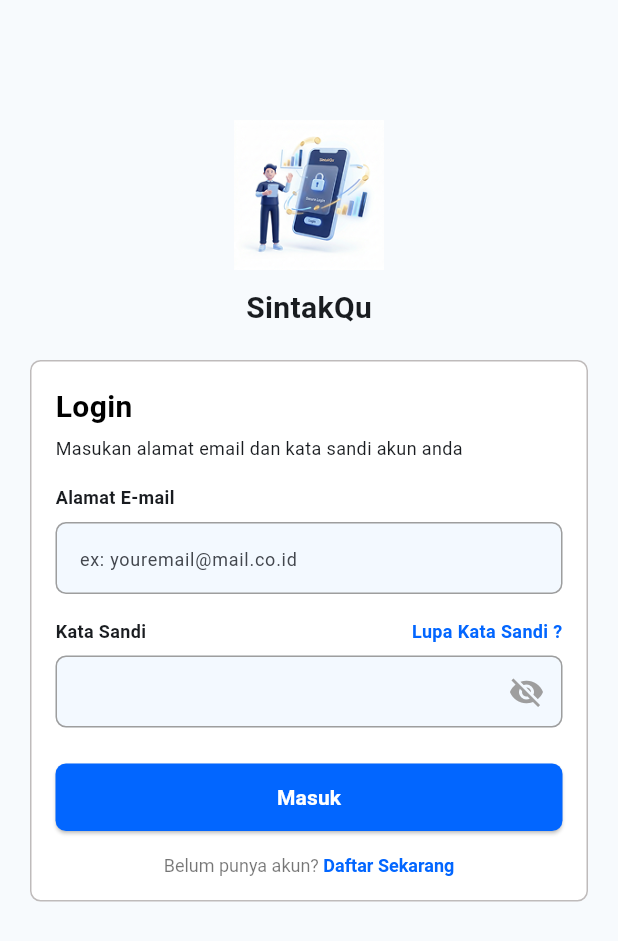
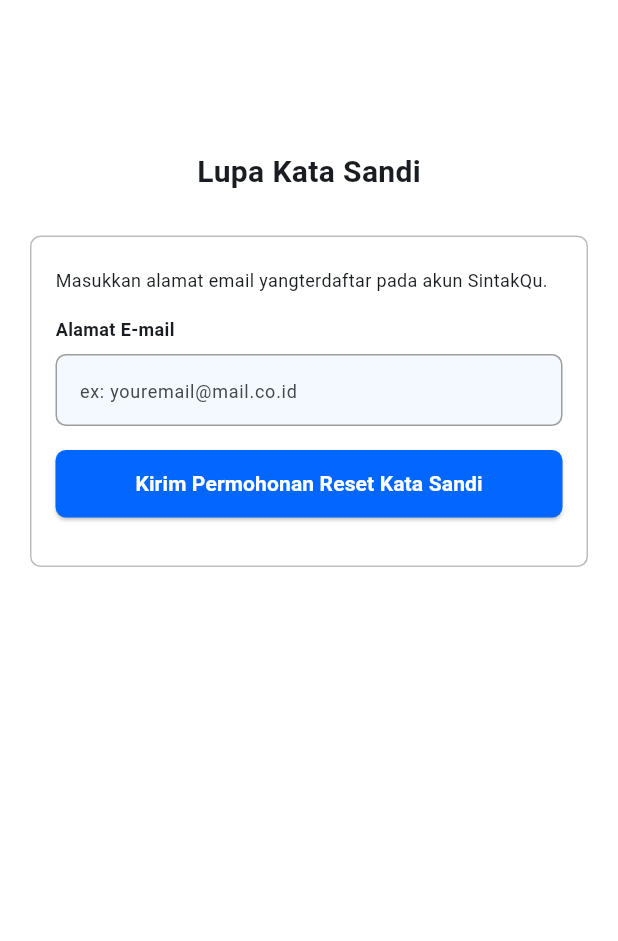
Before and after one commit to hernandoferry/projek_sintakqu_app, a Flutter app: the screen it shows after launch, after a tap on "Lupa Kata Sandi ?", on a phone screen of 412 x 824 dp. Shown: the top 941 px of the screen. Run offline on Flutter 3.47's test engine with Material 3 defaults, Android fonts, the phone set to English and light mode, and no system bars; our stand-ins replace cloud_firestore, device_info_plus, dio, firebase_auth, firebase_core, fl_chart and 7 more; missing offline and left inert: excel; accounts and stored records are empty; generated files the repository leaves out were written again.

Commit message:
feat: tambah featur lupa password done

```diff
--- a/lib/login.dart
+++ b/lib/login.dart
@@ -1,6 +1,7 @@
 import 'package:firebase_auth/firebase_auth.dart';
 import 'package:flutter/gestures.dart';
 import 'package:flutter/material.dart';
+import 'package:sintakqu/lupa_password.dart';
 import 'package:sintakqu/register.dart';
 import 'package:sintakqu/services/firebase_auth_service.dart';
 import 'package:sintakqu/services/firestore_service.dart';
@@ -155,7 +156,12 @@ class _LoginState extends State<Login> {
                           const Spacer(),
                           GestureDetector(
                             onTap: () {
-                              // Aksi lupa kata sandi
+                              Navigator.push(
+                                context,
+                                MaterialPageRoute(
+                                  builder: (context) => const LupaPassword(),
+                                ),
+                              );
                             },
                             child: const Text(
                               'Lupa Kata Sandi ?',
--- /dev/null
+++ b/lib/lupa_password.dart
@@ -0,0 +1,199 @@
+import 'package:flutter/material.dart';
+import 'package:sintakqu/services/firebase_auth_service.dart';
+
+class LupaPassword extends StatefulWidget {
+  const LupaPassword({super.key});
+
+  @override
+  State<LupaPassword> createState() => _LupaPasswordState();
+}
+
+class _LupaPasswordState extends State<LupaPassword> {
+  final _formKey = GlobalKey<FormState>();
+  final _emailController = TextEditingController();
+  bool _isLoading = false;
+
+  Future<void> _resetPassword() async {
+    if (!_formKey.currentState!.validate()) return;
+
+    setState(() {
+      _isLoading = true;
+    });
+
+    try {
+      await FirebaseAuthService().resetPassword(_emailController.text);
+
+      if (!mounted) return;
+
+      showDialog(
+        context: context,
+        builder: (_) => AlertDialog(
+          title: const Text("Email Berhasil Dikirim"),
+          content: Text(
+            "Kami telah mengirim tautan untuk mengatur ulang kata sandi ke:\n\n${_emailController.text}\n\nSilakan periksa Inbox maupun folder Spam.",
+          ),
+          actions: [
+            TextButton(
+              onPressed: () {
+                Navigator.pop(context);
+                Navigator.pop(context);
+              },
+              child: const Text("Kembali ke Login"),
+            ),
+          ],
+        ),
+      );
+    } catch (e) {
+      if (!mounted) return;
+
+      ScaffoldMessenger.of(context).showSnackBar(
+        SnackBar(content: Text(e.toString().replaceAll("Exception: ", ""))),
+      );
+    }
+
+    if (mounted) {
+      setState(() {
+        _isLoading = false;
+      });
+    }
+  }
+
+  @override
+  void dispose() {
+    _emailController.dispose();
+    super.dispose();
+  }
+
+  @override
+  Widget build(BuildContext context) {
+    return Scaffold(
+      body: SingleChildScrollView(
+        child: Column(
+          children: [
+            Center(
+              child: Column(
+                children: [
+                  const SizedBox(height: 100),
+                  const Text(
+                    'Lupa Kata Sandi',
+                    style: TextStyle(fontWeight: FontWeight.bold, fontSize: 20),
+                  ),
+
+                  SizedBox(height: 8),
+                  Padding(
+                    padding: EdgeInsets.all(20),
+                    child: Container(
+                      width: double.infinity,
+                      decoration: BoxDecoration(
+                        color: const Color(0XFFFFFFFF),
+                        border: Border.all(
+                          color: const Color(0xFFBFBBBB),
+                          width: 1,
+                        ),
+                        borderRadius: BorderRadius.circular(7),
+                      ),
+                      padding: const EdgeInsets.all(16),
+                      child: Form(
+                        key: _formKey,
+                        child: Column(
+                          crossAxisAlignment: CrossAxisAlignment.start,
+                          children: [
+                            const SizedBox(height: 4),
+                            const Text(
+                              'Masukkan alamat email yangterdaftar pada akun SintakQu.',
+                              style: TextStyle(fontSize: 12),
+                            ),
+                            const SizedBox(height: 16),
+                            const Text(
+                              'Alamat E-mail',
+                              style: TextStyle(
+                                fontSize: 12,
+                                fontWeight: FontWeight.w600,
+                              ),
+                            ),
+                            const SizedBox(height: 8),
+                            TextFormField(
+                              controller: _emailController,
+                              keyboardType: TextInputType.emailAddress,
+                              validator: (value) {
+                                if (value == null || value.trim().isEmpty) {
+                                  return 'Alamat email tidak boleh kosong';
+                                }
+                                // Regex untuk mengecek format email standar (contoh: user@mail.com)
+                                final emailRegex = RegExp(
+                                  r'^[\w-\.]+@([\w-]+\.)+[\w-]{2,4}$',
+                                );
+                                if (!emailRegex.hasMatch(value.trim())) {
+                                  return 'Format email tidak valid';
+                                }
+                                return null; // Return null jika input sudah benar
+                              },
+                              decoration: InputDecoration(
+                                contentPadding: const EdgeInsets.symmetric(
+                                  vertical: 12,
+                                  horizontal: 12,
+                                ),
+                                hintText: 'ex: youremail@mail.co.id',
+                                hintStyle: const TextStyle(fontSize: 12),
+                                fillColor: const Color(0xFFF3F9FF),
+                                filled: true,
+                                focusedBorder: OutlineInputBorder(
+                                  borderSide: const BorderSide(
+                                    color: Colors.blue,
+                                    width: 2.0,
+                                  ),
+                                  borderRadius: BorderRadius.circular(7.0),
+                                ),
+                                enabledBorder: OutlineInputBorder(
+                                  borderSide: const BorderSide(
+                                    color: Colors.grey,
+                                    width: 1.0,
+                                  ),
+                                  borderRadius: BorderRadius.circular(7.0),
+                                ),
+                              ),
+                            ),
+
+                            const SizedBox(height: 16),
+
+                            // Tombol Login
+                            SizedBox(
+                              width: double.infinity,
+                              height: 45,
+                              child: ElevatedButton(
+                                style: ElevatedButton.styleFrom(
+                                  backgroundColor: const Color(0xFF0266FF),
+                                  shape: RoundedRectangleBorder(
+                                    borderRadius: BorderRadius.circular(7),
+                                  ),
+                                ),
+                                onPressed: _isLoading ? null : _resetPassword,
+                                child: _isLoading
+                                    ? const CircularProgressIndicator(
+                                        color: Colors.white,
+                                      )
+                                    : const Text(
+                                        'Kirim Permohonan Reset Kata Sandi',
+                                        style: TextStyle(
+                                          color: Colors.white,
+                                          fontSize: 14,
+                                          fontWeight: FontWeight.bold,
+                                        ),
+                                      ),
+                              ),
+                            ),
+                            const SizedBox(height: 16),
+                          ],
+                        ),
+                      ),
+                    ),
+                  ),
+                ],
+              ),
+            ),
+          ],
+        ),
+      ),
+    );
+  }
+}
--- a/lib/view/profile/tema_aplikasi.dart
+++ b/lib/view/profile/tema_aplikasi.dart
@@ -5,7 +5,7 @@ class TemaAplikasi extends StatefulWidget {
   const TemaAplikasi({super.key});
 
   @override
-  _TemaAplikasiState createState() => _TemaAplikasiState();
+  State<TemaAplikasi> createState() => _TemaAplikasiState();
 }
 
 class _TemaAplikasiState extends State<TemaAplikasi> {
--- a/pubspec.yaml
+++ b/pubspec.yaml
@@ -16,7 +16,7 @@ publish_to: "none" # Remove this line if you wish to publish to pub.dev
 # https://developer.apple.com/library/archive/documentation/General/Reference/InfoPlistKeyReference/Articles/CoreFoundationKeys.html
 # In Windows, build-name is used as the major, minor, and patch parts
 # of the product and file versions while build-number is used as the build suffix.
-version: 1.0.0+5
+version: 1.0.0+6
 environment:
   sdk: ^3.11.5
 
@@ -43,6 +43,8 @@ dependencies:
   internet_connection_checker_plus: ^3.1.1
   firebase_storage: ^13.0.3
   url_launcher: ^6.3.2
+  geolocator: ^14.0.3
+  geocoding: ^5.0.0
 
 dev_dependencies:
   build_runner: ^2.15.0
```
Also changed, not shown: lib/services/firebase_auth_service.dart (+24 -0 lines), lib/view/profile/keamanan.dart (+76 -2 lines), pubspec.lock, 4 other files.
